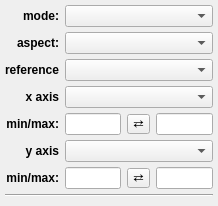
glue-viz/glue, file glue/viewers/image/qt/options_widget.ui: the form before one commit.
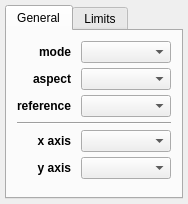
The form after the commit.

Commit message: Improvements to UI for default built-in viewers: the viewer and layer options have now been improved, limits are in a separate tab since they are less likely to be used, and this also removes the idea of a 'style' in the scatter plot and instead adds Line as another tab

The edit to the form file:
```diff
--- a/glue/viewers/image/qt/options_widget.ui
+++ b/glue/viewers/image/qt/options_widget.ui
@@ -6,8 +6,8 @@
    <rect>
     <x>0</x>
     <y>0</y>
-    <width>218</width>
-    <height>206</height>
+    <width>188</width>
+    <height>204</height>
    </rect>
   </property>
   <property name="windowTitle">
@@ -20,56 +20,45 @@
    <property name="margin">
     <number>5</number>
    </property>
-   <item row="10" column="0">
-    <widget class="QLabel" name="x_lab">
-     <property name="font">
-      <font>
-       <weight>75</weight>
-       <bold>true</bold>
-      </font>
-     </property>
-     <property name="text">
-      <string>y axis</string>
-     </property>
-     <property name="alignment">
-      <set>Qt::AlignRight|Qt::AlignTrailing|Qt::AlignVCenter</set>
-     </property>
-    </widget>
-   </item>
-   <item row="11" column="1">
-    <widget class="QLineEdit" name="valuetext_y_min"/>
-   </item>
-   <item row="11" column="3">
-    <widget class="QLineEdit" name="valuetext_y_max"/>
-   </item>
-   <item row="9" column="1">
-    <widget class="QLineEdit" name="valuetext_x_min"/>
-   </item>
-   <item row="10" column="1" colspan="3">
-    <widget class="QComboBox" name="combosel_y_att_world">
-     <property name="sizeAdjustPolicy">
-      <enum>QComboBox::AdjustToMinimumContentsLength</enum>
+   <property name="rightMargin">
+    <number>5</number>
+   </property>
+   <property name="bottomMargin">
+    <number>5</number>
+   </property>
+   <property name="verticalSpacing">
+    <number>5</number>
+   </property>
+   <item row="14" column="0">
+    <widget class="QTabWidget" name="tabs">
+     <property name="currentIndex">
+      <number>0</number>
      </property>
-    </widget>
-   </item>
-   <item row="14" column="0" colspan="4">
-    <spacer name="verticalSpacer_3">
-     <property name="orientation">
-      <enum>Qt::Vertical</enum>
-     </property>
-     <property name="sizeHint" stdset="0">
-      <size>
-       <width>20</width>
-       <height>40</height>
-      </size>
-     </property>
-    </spacer>
-   </item>
-   <item row="9" column="3">
-    <widget class="QLineEdit" name="valuetext_x_max"/>
-   </item>
-   <item row="9" column="0">
-    <widget class="QLabel" name="label_2">
+     <widget class="QWidget" name="tab">
+      <attribute name="title">
+       <string>General</string>
+      </attribute>
+      <layout class="QGridLayout" name="gridLayout">
+       <property name="leftMargin">
+        <number>10</number>
+       </property>
+       <property name="topMargin">
+        <number>10</number>
+       </property>
+       <property name="rightMargin">
+        <number>10</number>
+       </property>
+       <property name="bottomMargin">
+        <number>10</number>
+       </property>
+       <property name="horizontalSpacing">
+        <number>10</number>
+       </property>
+       <property name="verticalSpacing">
+        <number>5</number>
+       </property>
+       <item row="0" column="0">
+        <widget class="QLabel" name="label_3">
      <property name="font">
       <font>
        <weight>75</weight>
@@ -77,83 +66,48 @@
       </font>
      </property>
      <property name="text">
-      <string>min/max:</string>
+          <string>mode</string>
      </property>
      <property name="alignment">
       <set>Qt::AlignRight|Qt::AlignTrailing|Qt::AlignVCenter</set>
      </property>
     </widget>
    </item>
-   <item row="1" column="1" colspan="3">
+       <item row="1" column="1">
     <widget class="QComboBox" name="combodata_aspect">
      <property name="sizeAdjustPolicy">
       <enum>QComboBox::AdjustToMinimumContentsLength</enum>
      </property>
     </widget>
    </item>
-   <item row="9" column="2">
-    <widget class="QToolButton" name="button_flip_x">
-     <property name="styleSheet">
-      <string notr="true">padding: 0px</string>
-     </property>
-     <property name="text">
-      <string>⇄</string>
-     </property>
-    </widget>
-   </item>
-   <item row="11" column="2">
-    <widget class="QToolButton" name="button_flip_y">
-     <property name="styleSheet">
-      <string notr="true">padding: 0px</string>
-     </property>
-     <property name="text">
-      <string>⇄</string>
-     </property>
-    </widget>
-   </item>
-   <item row="8" column="0">
-    <widget class="QLabel" name="x_lab">
-     <property name="font">
-      <font>
-       <weight>75</weight>
-       <bold>true</bold>
-      </font>
-     </property>
-     <property name="text">
-      <string>x axis</string>
-     </property>
-     <property name="alignment">
-      <set>Qt::AlignRight|Qt::AlignTrailing|Qt::AlignVCenter</set>
-     </property>
-    </widget>
-   </item>
-   <item row="7" column="1" colspan="3">
+       <item row="2" column="1">
     <widget class="QComboBox" name="combosel_reference_data">
      <property name="sizeAdjustPolicy">
       <enum>QComboBox::AdjustToMinimumContentsLength</enum>
      </property>
     </widget>
    </item>
-   <item row="1" column="0">
-    <widget class="QLabel" name="label">
-     <property name="font">
-      <font>
-       <weight>75</weight>
-       <bold>true</bold>
-      </font>
-     </property>
-     <property name="text">
-      <string>aspect:</string>
-     </property>
-     <property name="alignment">
-      <set>Qt::AlignRight|Qt::AlignTrailing|Qt::AlignVCenter</set>
+       <item row="3" column="0" colspan="2">
+        <widget class="Line" name="line">
+         <property name="orientation">
+          <enum>Qt::Horizontal</enum>
      </property>
     </widget>
    </item>
-   <item row="13" column="0" colspan="4">
-    <layout class="QVBoxLayout" name="layout_slices"/>
-   </item>
-   <item row="7" column="0">
+       <item row="8" column="1">
+        <spacer name="horizontalSpacer_2">
+         <property name="orientation">
+          <enum>Qt::Horizontal</enum>
+         </property>
+         <property name="sizeHint" stdset="0">
+          <size>
+           <width>40</width>
+           <height>5</height>
+          </size>
+         </property>
+        </spacer>
+       </item>
+       <item row="2" column="0">
     <widget class="QLabel" name="label_4">
      <property name="font">
       <font>
@@ -169,38 +123,128 @@
      </property>
     </widget>
    </item>
-   <item row="11" column="0">
-    <widget class="QLabel" name="label_2">
-     <property name="font">
-      <font>
-       <weight>75</weight>
-       <bold>true</bold>
-      </font>
-     </property>
-     <property name="text">
-      <string>min/max:</string>
-     </property>
-     <property name="alignment">
-      <set>Qt::AlignRight|Qt::AlignTrailing|Qt::AlignVCenter</set>
-     </property>
-    </widget>
-   </item>
-   <item row="0" column="1" colspan="3">
+       <item row="0" column="1">
     <widget class="QComboBox" name="combotext_color_mode">
      <property name="sizeAdjustPolicy">
       <enum>QComboBox::AdjustToMinimumContentsLength</enum>
      </property>
     </widget>
    </item>
-   <item row="8" column="1" colspan="3">
+       <item row="1" column="0">
+        <widget class="QLabel" name="label">
+         <property name="font">
+          <font>
+           <weight>75</weight>
+           <bold>true</bold>
+          </font>
+         </property>
+         <property name="text">
+          <string>aspect</string>
+         </property>
+         <property name="alignment">
+          <set>Qt::AlignRight|Qt::AlignTrailing|Qt::AlignVCenter</set>
+         </property>
+        </widget>
+       </item>
+       <item row="4" column="0">
+        <widget class="QLabel" name="x_lab">
+         <property name="font">
+          <font>
+           <weight>75</weight>
+           <bold>true</bold>
+          </font>
+         </property>
+         <property name="text">
+          <string>x axis</string>
+         </property>
+         <property name="alignment">
+          <set>Qt::AlignRight|Qt::AlignTrailing|Qt::AlignVCenter</set>
+         </property>
+        </widget>
+       </item>
+       <item row="5" column="0">
+        <widget class="QLabel" name="x_lab">
+         <property name="font">
+          <font>
+           <weight>75</weight>
+           <bold>true</bold>
+          </font>
+         </property>
+         <property name="text">
+          <string>y axis</string>
+         </property>
+         <property name="alignment">
+          <set>Qt::AlignRight|Qt::AlignTrailing|Qt::AlignVCenter</set>
+         </property>
+        </widget>
+       </item>
+       <item row="5" column="1">
+        <widget class="QComboBox" name="combosel_y_att_world">
+         <property name="sizeAdjustPolicy">
+          <enum>QComboBox::AdjustToMinimumContentsLength</enum>
+         </property>
+        </widget>
+       </item>
+       <item row="4" column="1">
     <widget class="QComboBox" name="combosel_x_att_world">
      <property name="sizeAdjustPolicy">
       <enum>QComboBox::AdjustToMinimumContentsLength</enum>
      </property>
     </widget>
    </item>
-   <item row="0" column="0">
-    <widget class="QLabel" name="label_3">
+       <item row="6" column="0" colspan="2">
+        <layout class="QVBoxLayout" name="layout_slices"/>
+       </item>
+       <item row="9" column="1">
+        <spacer name="verticalSpacer">
+         <property name="orientation">
+          <enum>Qt::Vertical</enum>
+         </property>
+         <property name="sizeHint" stdset="0">
+          <size>
+           <width>20</width>
+           <height>40</height>
+          </size>
+         </property>
+        </spacer>
+       </item>
+      </layout>
+     </widget>
+     <widget class="QWidget" name="tab_2">
+      <attribute name="title">
+       <string>Limits</string>
+      </attribute>
+      <layout class="QGridLayout" name="gridLayout_2">
+       <property name="leftMargin">
+        <number>10</number>
+       </property>
+       <property name="topMargin">
+        <number>10</number>
+       </property>
+       <property name="rightMargin">
+        <number>10</number>
+       </property>
+       <property name="bottomMargin">
+        <number>10</number>
+       </property>
+       <property name="horizontalSpacing">
+        <number>10</number>
+       </property>
+       <property name="verticalSpacing">
+        <number>5</number>
+       </property>
+       <item row="1" column="2">
+        <widget class="QToolButton" name="button_flip_y">
+         <property name="styleSheet">
+          <string notr="true">padding: 0px</string>
+         </property>
+         <property name="text">
+          <string>⇄</string>
+         </property>
+        </widget>
+       </item>
+       <item row="1" column="0">
+        <widget class="QLabel" name="label_2">
      <property name="font">
       <font>
        <weight>75</weight>
@@ -208,18 +252,89 @@
       </font>
      </property>
      <property name="text">
-      <string>mode:</string>
+          <string>y axis</string>
      </property>
      <property name="alignment">
       <set>Qt::AlignRight|Qt::AlignTrailing|Qt::AlignVCenter</set>
      </property>
     </widget>
    </item>
-   <item row="12" column="0" colspan="4">
-    <widget class="Line" name="line">
+       <item row="2" column="1" colspan="3">
+        <spacer name="horizontalSpacer">
      <property name="orientation">
       <enum>Qt::Horizontal</enum>
      </property>
+         <property name="sizeHint" stdset="0">
+          <size>
+           <width>40</width>
+           <height>5</height>
+          </size>
+         </property>
+        </spacer>
+       </item>
+       <item row="0" column="1">
+        <widget class="QLineEdit" name="valuetext_x_min"/>
+       </item>
+       <item row="0" column="3">
+        <widget class="QLineEdit" name="valuetext_x_max"/>
+       </item>
+       <item row="3" column="2">
+        <spacer name="verticalSpacer_3">
+         <property name="orientation">
+          <enum>Qt::Vertical</enum>
+         </property>
+         <property name="sizeHint" stdset="0">
+          <size>
+           <width>20</width>
+           <height>40</height>
+          </size>
+         </property>
+        </spacer>
+       </item>
+       <item row="1" column="3">
+        <widget class="QLineEdit" name="valuetext_y_max"/>
+       </item>
+       <item row="1" column="1">
+        <widget class="QLineEdit" name="valuetext_y_min"/>
+       </item>
+       <item row="0" column="0">
+        <widget class="QLabel" name="label_2">
+         <property name="font">
+          <font>
+           <weight>75</weight>
+           <bold>true</bold>
+          </font>
+         </property>
+         <property name="text">
+          <string>x axis</string>
+         </property>
+         <property name="alignment">
+          <set>Qt::AlignRight|Qt::AlignTrailing|Qt::AlignVCenter</set>
+         </property>
+        </widget>
+       </item>
+       <item row="0" column="2">
+        <widget class="QToolButton" name="button_flip_x">
+         <property name="styleSheet">
+          <string notr="true">padding: 0px</string>
+         </property>
+         <property name="text">
+          <string>⇄</string>
+         </property>
+        </widget>
+       </item>
+      </layout>
+      <zorder>label_2</zorder>
+      <zorder>valuetext_x_min</zorder>
+      <zorder>button_flip_x</zorder>
+      <zorder>valuetext_x_max</zorder>
+      <zorder>label_2</zorder>
+      <zorder>valuetext_y_min</zorder>
+      <zorder>button_flip_y</zorder>
+      <zorder>valuetext_y_max</zorder>
+      <zorder>verticalSpacer_3</zorder>
+      <zorder>horizontalSpacer</zorder>
+     </widget>
     </widget>
    </item>
   </layout>
```
Left out of the diff: 4 changed lines with no effect on the pictures. Lines whose indentation alone changed are shown as unchanged. The commit also changes 14 other files.
